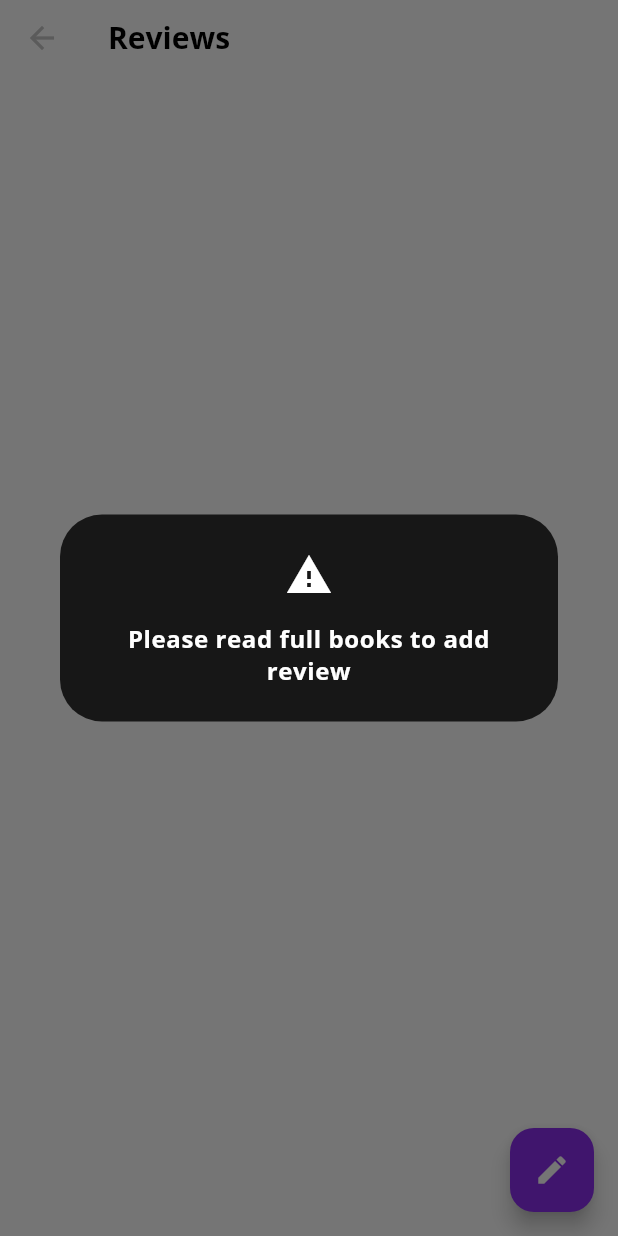
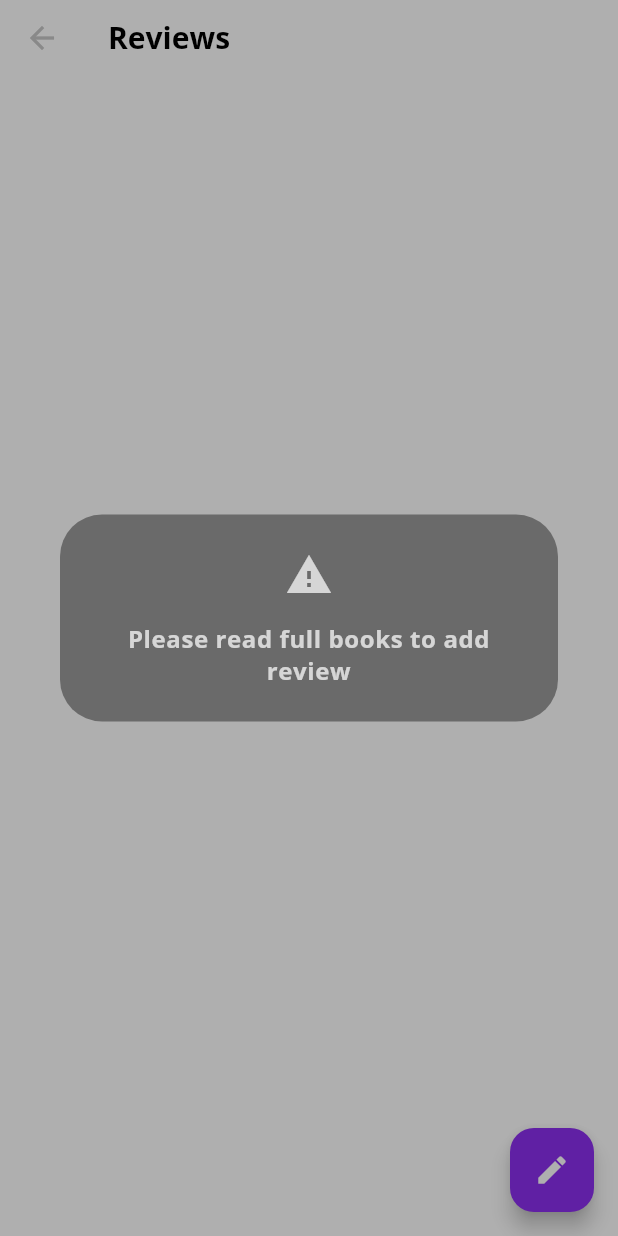
Before and after one commit to nhudang1511/e_book_app, a Flutter app: the ReviewsScreen screen opened directly with empty values, after a tap on the "edit" icon, on a phone screen of 412 x 824 dp. Run offline on Flutter 3.47's test engine with Material 3 defaults, Android fonts, the phone set to English and light mode, and no system bars; our stand-ins replace bloc, carousel_slider, cloud_firestore, equatable, firebase_auth, firebase_core and 10 more; missing offline and left inert: flutter_facebook_auth, material_dialogs, popup_banner, rating_summary, translator; accounts and stored records are empty; network calls fail.

Commit message:
fix add 1 one review for one account

```diff
--- a/lib/screen/reviews/reviews_screen.dart
+++ b/lib/screen/reviews/reviews_screen.dart
@@ -1,8 +1,11 @@
+import 'dart:async';
+
 import 'package:cloud_firestore/cloud_firestore.dart';
 import 'package:firebase_auth/firebase_auth.dart';
 import 'package:flutter/material.dart';
 import 'package:flutter_bloc/flutter_bloc.dart';
 import 'package:rating_dialog/rating_dialog.dart';
+import 'package:rating_summary/rating_summary.dart';
 
 import '../../blocs/blocs.dart';
 import '../../model/models.dart';
@@ -30,9 +33,11 @@ class ReviewsScreen extends StatefulWidget {
 class _ReviewsScreenState extends State<ReviewsScreen> {
   final textEditingController = TextEditingController();
   final current = FirebaseAuth.instance.currentUser;
+  bool isReviewed = false;
+  late Timer _timer;
 
   @override
-  void initState(){
+  void initState() {
     super.initState();
     BlocProvider.of<HistoryBloc>(context).add(LoadHistory());
   }
@@ -40,45 +45,105 @@ class _ReviewsScreenState extends State<ReviewsScreen> {
   @override
   Widget build(BuildContext context) {
     return Scaffold(
-      backgroundColor: Theme.of(context).colorScheme.background,
+      backgroundColor: Theme
+          .of(context)
+          .colorScheme
+          .background,
       appBar: const CustomAppBar(title: 'Reviews'),
-      body: Column(
-        children: [
-          StreamBuilder<QuerySnapshot>(
+      body: SingleChildScrollView(
+        child: StreamBuilder<QuerySnapshot>(
           stream: FirebaseFirestore.instance
               .collection('review')
               .orderBy("time", descending: false)
               .snapshots(),
           builder: (context, snapshot) {
             if (snapshot.hasData) {
-                return Expanded(
+              List<Review> reviews = snapshot.data!.docs.map((doc) {
+                return Review(
+                  bookId: doc['bookId'],
+                  content: doc['content'],
+                  status: doc['status'],
+                  userId: doc['userId'],
+                  time: doc['time'],
+                  rating: doc['rating'],
+                );
+              }).toList();
+              reviews = reviews
+                  .where((element) => element.bookId == widget.book.id)
+                  .toList();
+              if(current?.uid != null){
+                isReviewed = reviews.any((review) => review.userId == current?.uid);
+              }
+              // Đếm số lượng của từng rating
+              int ratingOneCount = 0;
+              int ratingTwoCount = 0;
+              int ratingThreeCount = 0;
+              int ratingFourCount = 0;
+              int ratingFiveCount = 0;
+              double average = 0;
+              if (reviews.isNotEmpty) {
+                Map<int, int> ratingCounts = countRatings(reviews);
+                ratingOneCount = ratingCounts[1] ?? 0;
+                ratingTwoCount = ratingCounts[2] ?? 0;
+                ratingThreeCount = ratingCounts[3] ?? 0;
+                ratingFourCount = ratingCounts[4] ?? 0;
+                ratingFiveCount = ratingCounts[5] ?? 0;
+
+                average = (ratingOneCount +
+                    ratingTwoCount*2 +
+                    ratingThreeCount*3 +
+                    ratingFourCount*4 +
+                    ratingFiveCount*5) /
+                    reviews.length;
+              }
+              return Column(
+                children: [
+                  reviews.isEmpty
+                      ? const SizedBox()
+                      : Container(
+                    margin: const EdgeInsets.only(bottom: 10),
+                        child: RatingSummary(
+                    counter: reviews.length,
+                    average: average,
+                    showAverage: true,
+                    counterFiveStars: ratingFiveCount,
+                    counterFourStars: ratingFourCount,
+                    counterThreeStars: ratingThreeCount,
+                    counterTwoStars: ratingTwoCount,
+                    counterOneStars: ratingOneCount,
+                  ),
+                      ),
+                  SizedBox(
+                    height: MediaQuery.of(context).size.height - 200,
                     child: ListView.builder(
                         scrollDirection: Axis.vertical,
-                      itemCount: snapshot.data!.docs.length,
+                        itemCount: reviews.length,
                         itemBuilder: (context, index) {
-                        final reviews = snapshot.data!.docs[index];
-                        if (reviews['bookId'] == widget.book.id) {
+                          if (reviews[index].bookId == widget.book.id) {
                             return ReviewItemCard(
-                            content: reviews['content'],
-                            userId: reviews['userId'],
-                            time: reviews['time'],
-                            rating: reviews['rating'],
+                              content: reviews[index].content,
+                              userId: reviews[index].userId,
+                              time: reviews[index].time,
+                              rating: reviews[index].rating,
                             );
                           } else {
                             // Nếu không phù hợp, trả về một widget rỗng hoặc null
                             return const SizedBox.shrink();
                           }
                         }),
+                  ),
+                ],
               );
             } else {
               return const Center(child: Text('something went wrong'));
             }
           },
         ),
-        ],
       ),
       floatingActionButton: FloatingActionButton(
         onPressed: () {
+         if(!isReviewed){
+           if(current?.uid != null){
              showDialog(
                  context: context,
                  barrierDismissible: true,
@@ -91,7 +156,7 @@ class _ReviewsScreenState extends State<ReviewsScreen> {
                          element.percent == 100 &&
                              element.uId == current!.uid &&
                              element.chapters == widget.book.id);
-                      if(historyFull.isNotEmpty){
+                         if (historyFull.isNotEmpty) {
                            return RatingDialog(
                              starSize: 30,
                              initialRating: 1.0,
@@ -118,7 +183,6 @@ class _ReviewsScreenState extends State<ReviewsScreen> {
                              commentHint: 'Add your reviews',
                              onCancelled: () => print('cancelled'),
                              onSubmitted: (response) {
-                            //print('rating: ${response.rating}, comment: ${response.comment}');
                                BlocProvider.of<ReviewBloc>(context).add(
                                    AddNewReviewEvent(
                                        bookId: widget.book.id,
@@ -130,7 +194,11 @@ class _ReviewsScreenState extends State<ReviewsScreen> {
                              },
                            );
                          }
-                      else{
+                         else {
+                           _timer = Timer(
+                               const Duration(seconds: 1), () {
+                             Navigator.of(context).pop();
+                           });
                            return const CustomDialogNotice(
                              title: Icons.warning,
                              content:
@@ -145,6 +213,36 @@ class _ReviewsScreenState extends State<ReviewsScreen> {
                      },
                    );
                  });
+           }
+           else{
+             _timer = Timer(
+                 const Duration(seconds: 1), () {
+               Navigator.of(context).pop();
+             });
+             showDialog(
+                 context: context,
+                 builder: (BuildContext context) {
+               return const CustomDialogNotice(
+                 title: Icons.warning,
+                 content: 'Please log in to review',
+               );
+             },);
+           }
+         }
+         else{
+           _timer = Timer(
+               const Duration(seconds: 1), () {
+             Navigator.of(context).pop();
+           });
+           showDialog(
+               context: context,
+               builder: (BuildContext context) {
+             return const CustomDialogNotice(
+               title: Icons.warning,
+               content: 'Each account can only rate a book once',
+             );
+           },);
+         }
         },
         backgroundColor: const Color(0xFF8C2EEE),
         child: const Icon(
```
Also changed, not shown: lib/screen/book_detail/components/review_item.dart (+1 -32 lines). Lines whose indentation alone changed are shown as unchanged.
